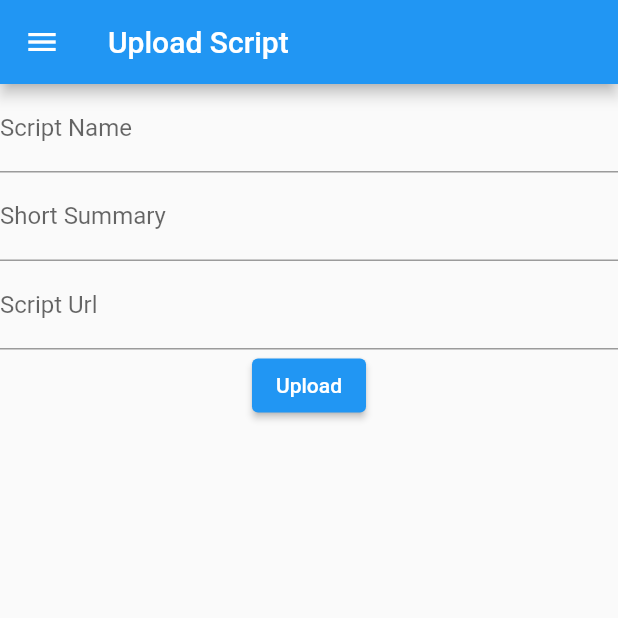
After one commit to AkhileshManda/TheatricalHack, a Flutter app: the ScriptUploadScreeen screen opened directly, on a phone screen of 412 x 824 dp, the top half of it. The commit adds this screen. Run offline on Flutter 3.47's test engine with Material 2 defaults, Android fonts, the phone set to English and light mode, and no system bars; our stand-ins replace cloud_firestore, firebase_auth, firebase_core, firebase_storage; missing offline and left inert: flutter_document_picker; accounts and stored records are empty.

Commit message:
firebase and base UI for scripts created

```diff
--- /dev/null
+++ b/theatre_buddy/lib/models/script_model.dart
@@ -0,0 +1,14 @@
+class Script{
+
+  final String name;
+  final String description;
+  final String url;
+
+  Script({
+    required this.name,
+    required this.description,
+    required this.url,
+  });
+
+
+}
--- a/theatre_buddy/lib/screens/app/audition_screen.dart
+++ b/theatre_buddy/lib/screens/app/audition_screen.dart
@@ -138,7 +138,8 @@ class _AuditionScreenState extends State<AuditionScreen> {
                                     initialDate: DateTime.now(),
                                     firstDate: DateTime.now(),
                                     //DateTime.now() - not to allow to choose before today.
-                                    lastDate: DateTime(2101));
+                                    lastDate: DateTime(2101)
+                                );
 
                                 if (pickedDate != null) {
                                   //print(pickedDate);
--- a/theatre_buddy/lib/screens/app/home.dart
+++ b/theatre_buddy/lib/screens/app/home.dart
@@ -1,5 +1,6 @@
 import 'package:flutter/material.dart';
 import 'package:theatre_buddy/screens/app/audition_screen.dart';
+import 'package:theatre_buddy/widgets/drawer.dart';
 class HomeScreen extends StatefulWidget {
   const HomeScreen({ Key? key }) : super(key: key);
 
@@ -14,6 +15,7 @@ class _HomeScreenState extends State<HomeScreen> {
       appBar: AppBar(
         title: const Text("Title")
       ),
+      drawer: const DrawerWidget()
 
     );
   }
--- /dev/null
+++ b/theatre_buddy/lib/screens/app/script_upload_screen.dart
@@ -0,0 +1,96 @@
+import 'package:cloud_firestore/cloud_firestore.dart';
+import 'package:flutter/material.dart';
+import 'dart:io';
+import 'package:flutter_document_picker/flutter_document_picker.dart';
+import 'package:firebase_storage/firebase_storage.dart' as firebase_storage;
+
+class ScriptUploadScreeen extends StatefulWidget {
+  const ScriptUploadScreeen({ Key? key }) : super(key: key);
+
+  @override
+  _ScriptUploadScreeenState createState() => _ScriptUploadScreeenState();
+}
+
+class _ScriptUploadScreeenState extends State<ScriptUploadScreeen> {
+
+
+  Future<firebase_storage.UploadTask> uploadFile(File file) async {
+   //if (file == null) {
+    //Scaffold.of(context)
+        //.showSnackBar(SnackBar(content: Text("Unable to Upload")));
+    //return null;
+  // }
+
+   firebase_storage.UploadTask uploadTask;
+
+  // Create a Reference to the file
+   firebase_storage.Reference ref = firebase_storage.FirebaseStorage.instance
+  .ref()
+      .child('playground')
+      .child('/some-file.pdf');
+
+  final metadata = firebase_storage.SettableMetadata(
+      contentType: 'file/pdf',
+      customMetadata: {'picked-file-path': file.path});
+  print("Uploading..!");
+
+  uploadTask = ref.putData(await file.readAsBytes(), metadata);
+
+  print("done..!");
+  return Future.value(uploadTask);
+  }
+
+  final TextEditingController _scriptNamecon = TextEditingController();
+  final TextEditingController _descCon = TextEditingController();
+  final TextEditingController _urlCon = TextEditingController();
+
+  final CollectionReference scripts = FirebaseFirestore.instance.collection("scripts");
+
+  @override
+  Widget build(BuildContext context) {
+    return Scaffold(
+      appBar: AppBar(title: const Text("Upload Script")),
+      drawer: const Drawer(),
+      body: Column(
+        children: [
+
+          TextField(
+            controller: _scriptNamecon,
+            decoration: const InputDecoration(
+              labelText : "Script Name",
+            ),
+          ),
+
+          TextField(
+            controller: _descCon,
+            decoration: const InputDecoration(
+              labelText : "Short Summary",
+            )
+          ),
+
+          TextField(
+            controller: _urlCon,
+            decoration: const InputDecoration(
+              labelText : "Script Url",
+            )
+          ),
+
+          ElevatedButton(
+            onPressed: (){
+
+              scripts.doc(_scriptNamecon.text.toString().trim()).set({
+                'name' : _scriptNamecon.text.toString(),
+                'description' : _descCon.text.toString(),
+                'url' : _urlCon.text.toString(),
+              });
+
+
+            },
+            child: const Text("Upload"))
+        ],
+      )
+    );
+  }
+
+
+}
--- a/theatre_buddy/pubspec.yaml
+++ b/theatre_buddy/pubspec.yaml
@@ -37,6 +37,9 @@ dependencies:
   cloud_firestore:
   firebase_core:
   firebase_auth:
+  firebase_storage: ^7.0.0
+  flutter_document_picker: ^4.0.0
+  flutter_plugin_pdf_viewer: ^1.0.7
 
 
 dev_dependencies:
```
Also changed, not shown: theatre_buddy/lib/screens/app/script_screen.dart (added, +65 -0 lines), theatre_buddy/lib/widgets/drawer.dart (+7 -1 lines), theatre_buddy/lib/screens/app/script_review_screen.dart (added), theatre_buddy/pubspec.lock.
